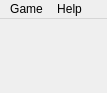
Above: mainwindow.ui from q-g-j/qminesweeper before the change. Below: the same form after it.
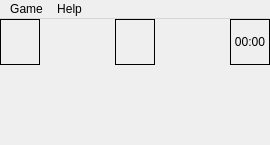
That is the form after the change.

Commit message: added minesLeft Counter; set to fixed size

The edit to the form file:
```diff
--- a/mainwindow.ui
+++ b/mainwindow.ui
@@ -6,8 +6,8 @@
    <rect>
     <x>0</x>
     <y>0</y>
-    <width>107</width>
-    <height>93</height>
+    <width>270</width>
+    <height>129</height>
    </rect>
   </property>
   <property name="sizePolicy">
@@ -29,7 +29,10 @@
      <verstretch>0</verstretch>
     </sizepolicy>
    </property>
-   <layout class="QGridLayout" name="gridLayout">
+   <layout class="QVBoxLayout" name="verticalLayout">
+    <property name="spacing">
+     <number>0</number>
+    </property>
     <property name="sizeConstraint">
      <enum>QLayout::SetDefaultConstraint</enum>
     </property>
@@ -45,20 +48,171 @@
     <property name="bottomMargin">
      <number>0</number>
     </property>
-    <property name="spacing">
-     <number>0</number>
-    </property>
-    <item row="0" column="0">
-     <widget class="QWidget" name="fieldwrapper" native="true">
+    <item>
+     <widget class="QWidget" name="infoBar" native="true">
+      <property name="sizePolicy">
+       <sizepolicy hsizetype="MinimumExpanding" vsizetype="Fixed">
+        <horstretch>0</horstretch>
+        <verstretch>0</verstretch>
+       </sizepolicy>
+      </property>
+      <property name="minimumSize">
+       <size>
+        <width>0</width>
+        <height>40</height>
+       </size>
+      </property>
+      <layout class="QHBoxLayout" name="horizontalLayout">
+       <property name="spacing">
+        <number>0</number>
+       </property>
+       <property name="leftMargin">
+        <number>0</number>
+       </property>
+       <property name="topMargin">
+        <number>0</number>
+       </property>
+       <property name="rightMargin">
+        <number>0</number>
+       </property>
+       <property name="bottomMargin">
+        <number>0</number>
+       </property>
+       <item>
+        <widget class="QLabel" name="labelMinesLeft">
+         <property name="sizePolicy">
+          <sizepolicy hsizetype="Fixed" vsizetype="MinimumExpanding">
+           <horstretch>0</horstretch>
+           <verstretch>0</verstretch>
+          </sizepolicy>
+         </property>
+         <property name="minimumSize">
+          <size>
+           <width>40</width>
+           <height>0</height>
+          </size>
+         </property>
+         <property name="font">
+          <font>
+           <family>Bahnschrift</family>
+           <pointsize>24</pointsize>
+          </font>
+         </property>
+         <property name="frameShape">
+          <enum>QFrame::Box</enum>
+         </property>
+         <property name="text">
+          <string/>
+         </property>
+         <property name="alignment">
+          <set>Qt::AlignCenter</set>
+         </property>
+         <property name="indent">
+          <number>0</number>
+         </property>
+        </widget>
+       </item>
+       <item>
+        <spacer name="spacerLeft">
+         <property name="orientation">
+          <enum>Qt::Horizontal</enum>
+         </property>
+         <property name="sizeType">
+          <enum>QSizePolicy::MinimumExpanding</enum>
+         </property>
+         <property name="sizeHint" stdset="0">
+          <size>
+           <width>1</width>
+           <height>1</height>
+          </size>
+         </property>
+        </spacer>
+       </item>
+       <item>
+        <widget class="QWidget" name="smiley" native="true">
+         <property name="sizePolicy">
+          <sizepolicy hsizetype="Fixed" vsizetype="MinimumExpanding">
+           <horstretch>0</horstretch>
+           <verstretch>0</verstretch>
+          </sizepolicy>
+         </property>
+         <property name="minimumSize">
+          <size>
+           <width>40</width>
+           <height>0</height>
+          </size>
+         </property>
+         <property name="styleSheet">
+          <string notr="true">QWidget {
+	border: 1px solid black;
+}</string>
+         </property>
+        </widget>
+       </item>
+       <item>
+        <spacer name="spacerRight">
+         <property name="orientation">
+          <enum>Qt::Horizontal</enum>
+         </property>
+         <property name="sizeHint" stdset="0">
+          <size>
+           <width>1</width>
+           <height>1</height>
+          </size>
+         </property>
+        </spacer>
+       </item>
+       <item>
+        <widget class="QLabel" name="labelTime">
+         <property name="sizePolicy">
+          <sizepolicy hsizetype="Fixed" vsizetype="MinimumExpanding">
+           <horstretch>0</horstretch>
+           <verstretch>0</verstretch>
+          </sizepolicy>
+         </property>
+         <property name="minimumSize">
+          <size>
+           <width>40</width>
+           <height>0</height>
+          </size>
+         </property>
+         <property name="layoutDirection">
+          <enum>Qt::LeftToRight</enum>
+         </property>
+         <property name="frameShape">
+          <enum>QFrame::Box</enum>
+         </property>
+         <property name="text">
+          <string>00:00</string>
+         </property>
+         <property name="alignment">
+          <set>Qt::AlignCenter</set>
+         </property>
+         <property name="indent">
+          <number>0</number>
+         </property>
+        </widget>
+       </item>
+      </layout>
+     </widget>
+    </item>
+    <item alignment="Qt::AlignBottom">
+     <widget class="QWidget" name="fieldWrapper" native="true">
       <property name="enabled">
        <bool>true</bool>
       </property>
       <property name="sizePolicy">
-       <sizepolicy hsizetype="MinimumExpanding" vsizetype="MinimumExpanding">
+       <sizepolicy hsizetype="MinimumExpanding" vsizetype="Fixed">
         <horstretch>0</horstretch>
         <verstretch>0</verstretch>
        </sizepolicy>
       </property>
+      <property name="minimumSize">
+       <size>
+        <width>0</width>
+        <height>80</height>
+       </size>
+      </property>
      </widget>
     </item>
    </layout>
@@ -68,7 +222,7 @@
     <rect>
      <x>0</x>
      <y>0</y>
-     <width>107</width>
+     <width>270</width>
      <height>21</height>
     </rect>
    </property>
```
The commit also changes 7 other files.
